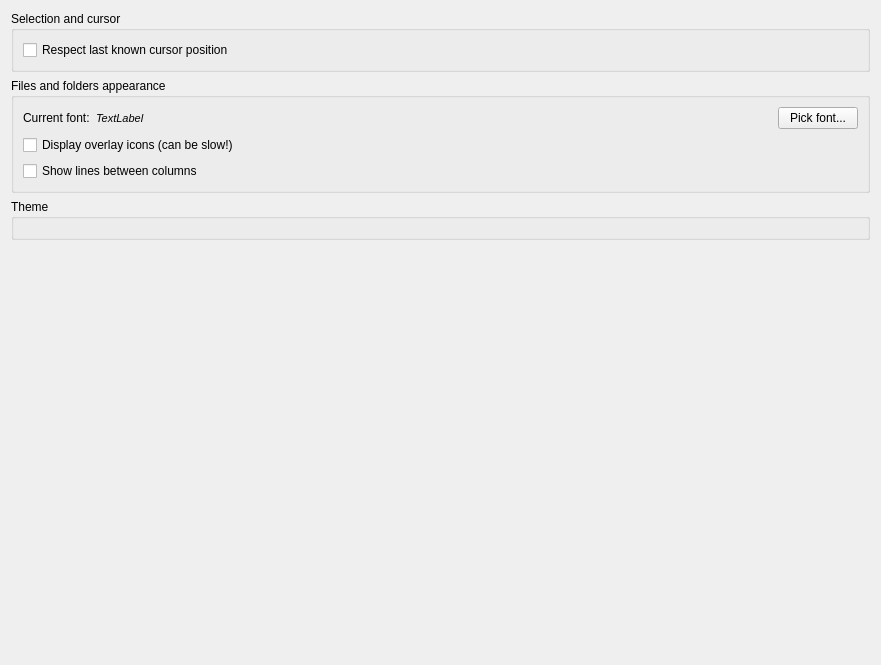
Before: the Qt Designer form qt-app/src/settings/csettingspageinterface.ui in VioletGiraffe/file-commander, drawn with Qt 5.
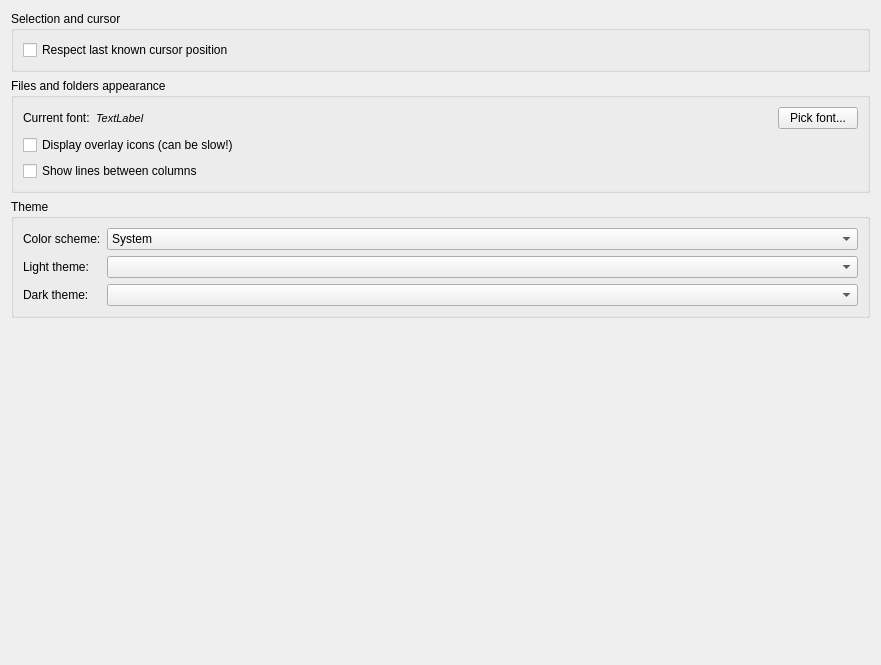
After: the same form once the commit is applied.

Commit message: Theme settings rows are declared in the interface page's form, and a cancelled theme choice is restored without first applying a theme it replaces; qtutils updated

What changed in the file:
```diff
--- a/qt-app/src/settings/csettingspageinterface.ui
+++ b/qt-app/src/settings/csettingspageinterface.ui
@@ -95,7 +95,54 @@
      <property name="title">
       <string>Theme</string>
      </property>
-     <layout class="QFormLayout" name="_themeForm"/>
+     <layout class="QFormLayout" name="formLayoutTheme">
+      <item row="0" column="0">
+       <widget class="QLabel" name="labelColorScheme">
+        <property name="text">
+         <string>Color scheme:</string>
+        </property>
+       </widget>
+      </item>
+      <item row="0" column="1">
+       <widget class="QComboBox" name="_colorScheme">
+        <item>
+         <property name="text">
+          <string>System</string>
+         </property>
+        </item>
+        <item>
+         <property name="text">
+          <string>Light</string>
+         </property>
+        </item>
+        <item>
+         <property name="text">
+          <string>Dark</string>
+         </property>
+        </item>
+       </widget>
+      </item>
+      <item row="1" column="0">
+       <widget class="QLabel" name="labelLightTheme">
+        <property name="text">
+         <string>Light theme:</string>
+        </property>
+       </widget>
+      </item>
+      <item row="1" column="1">
+       <widget class="QComboBox" name="_lightTheme"/>
+      </item>
+      <item row="2" column="0">
+       <widget class="QLabel" name="labelDarkTheme">
+        <property name="text">
+         <string>Dark theme:</string>
+        </property>
+       </widget>
+      </item>
+      <item row="2" column="1">
+       <widget class="QComboBox" name="_darkTheme"/>
+      </item>
+     </layout>
     </widget>
    </item>
    <item>
```
The commit also changes 2 other files.
